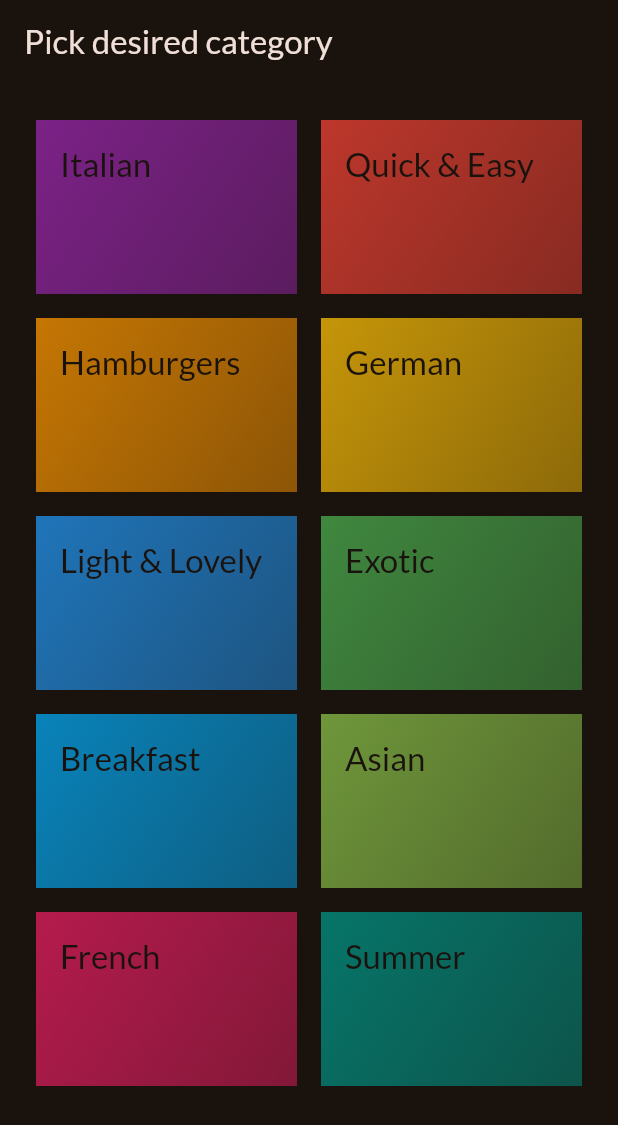
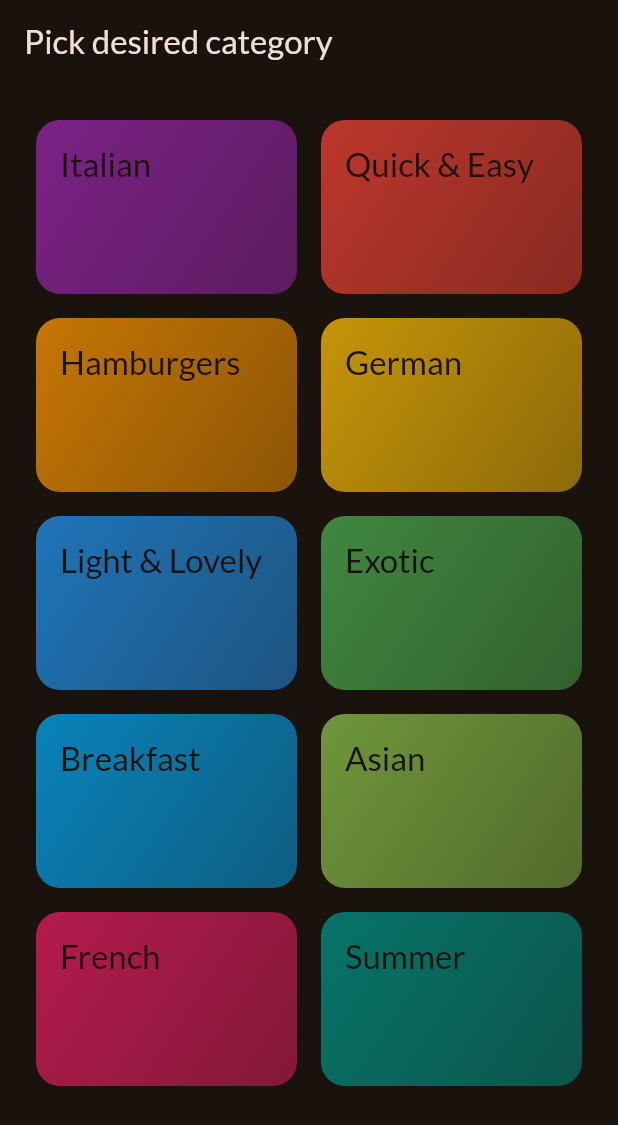
Before and after one commit to pnkulkarni05/meals_app, a Flutter app: the screen it shows after launch, on a phone screen of 412 x 824 dp. Shown: the top 1125 px of the screen. Run offline on Flutter 3.47's test engine with Material 3 defaults, Android fonts, the phone set to English and light mode, and no system bars; our stand-ins replace google_fonts.

Commit message:
Made the edges of gridItem circular and also added a splash color which highlight on tap.

```diff
--- a/commit_descriptions.txt
+++ b/commit_descriptions.txt
@@ -41,3 +41,6 @@ For specifying it we have used the SliverGridDelegateWithFixedCrossAxisCount cla
 Commit 2:
 Created a datatype for storing data in gridItem i.e. category.dart, dummy data using model, speartate widget for single item to pass to gridview and done with
 the UI of categories_screen.
+
+Commit 3:
+Made the edges of gridItem circular and also added a splash color which highlight on tap.
--- a/lib/Widgets/grid_view_item.dart
+++ b/lib/Widgets/grid_view_item.dart
@@ -8,9 +8,14 @@ class GridViewItem extends StatelessWidget {
 
   @override
   Widget build(BuildContext context) {
-    return Container(
+    return InkWell(
+      onTap: () {},
+      splashColor: Theme.of(context).primaryColor,
+      borderRadius: BorderRadius.circular(16),
+      child: Container(
         padding: const EdgeInsets.all(16),
         decoration: BoxDecoration(
+          borderRadius: BorderRadius.circular(16),
           gradient: LinearGradient(colors: [
             category.color.withOpacity(0.75),
             category.color.withOpacity(0.50)
@@ -20,6 +25,7 @@ class GridViewItem extends StatelessWidget {
             style: Theme.of(context).textTheme.titleLarge!.copyWith(
                   color: Theme.of(context).colorScheme.background,
                 )),
+      ),
     );
   }
 }
```
Lines whose indentation alone changed are shown as unchanged.
